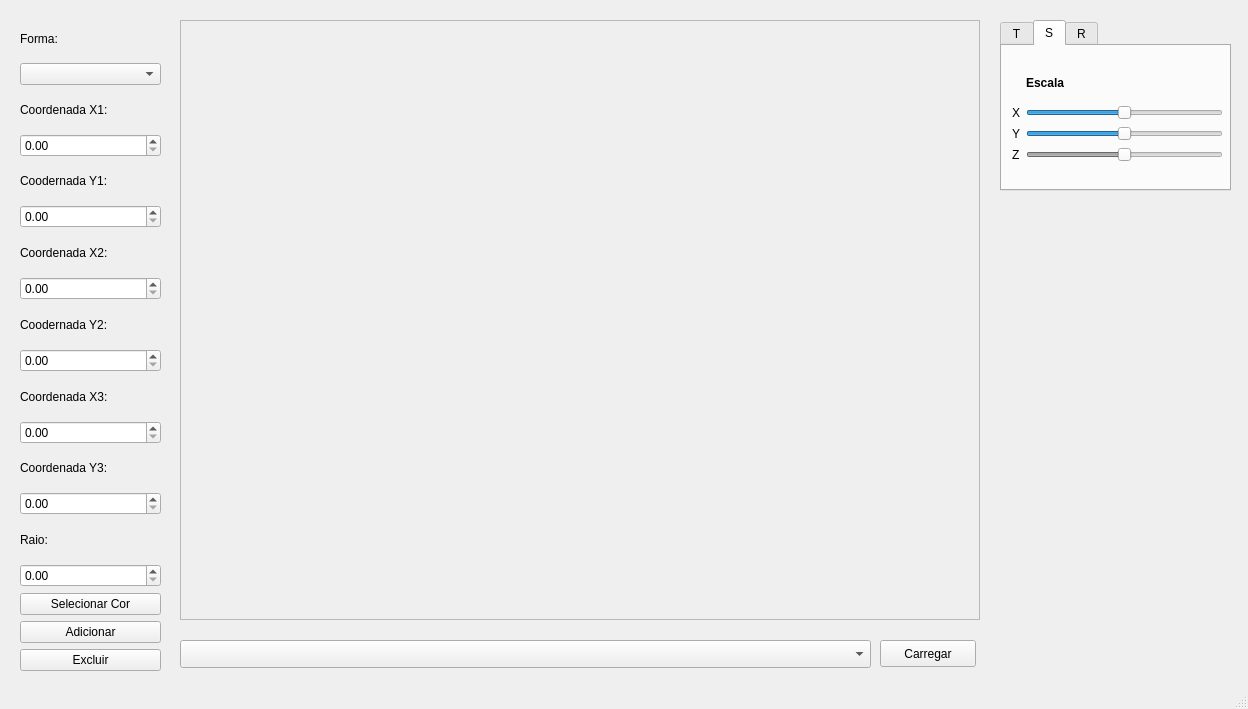
WallaceJunior14/Visualizador_3D, file mainwindow.ui: the form before one commit.
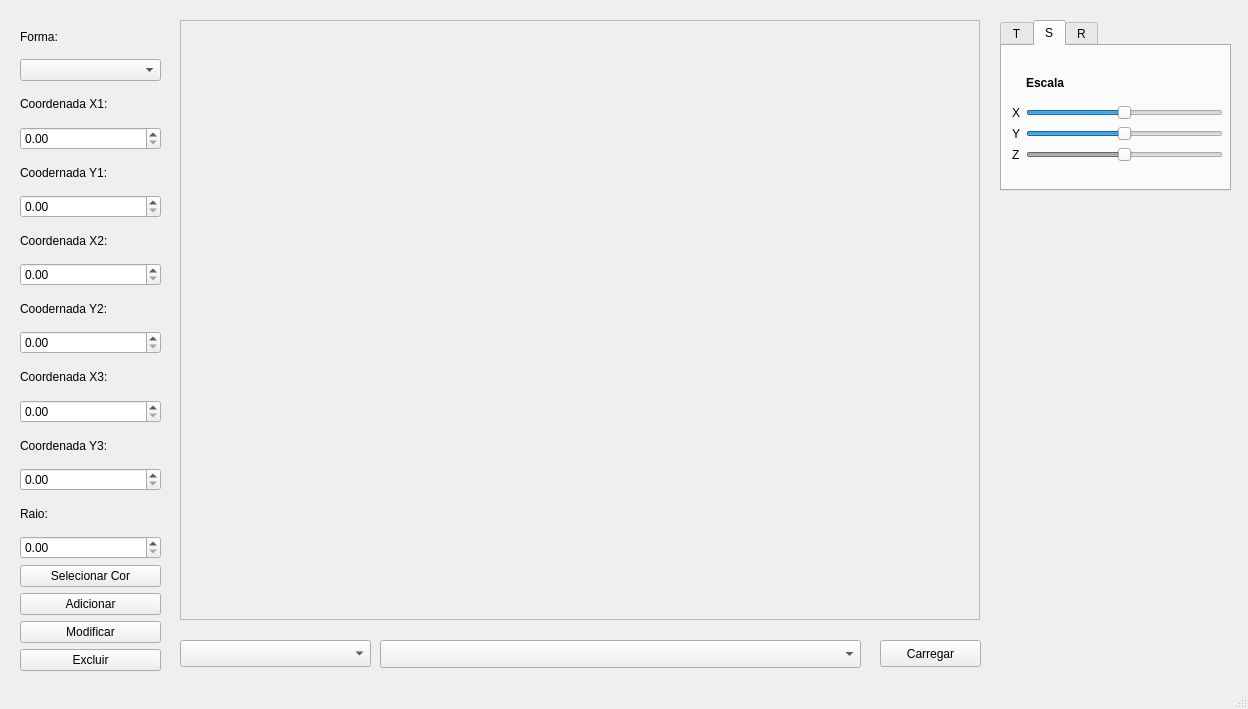
The form after the commit. The open tabs and pages were chosen to show the change. Custom widgets are drawn as their Qt base class.

The edit to the form file:
```diff
--- a/mainwindow.ui
+++ b/mainwindow.ui
@@ -125,7 +125,7 @@
      <attribute name="title">
       <string>S</string>
      </attribute>
-     <widget class="QWidget" name="">
+     <widget class="QWidget" name="layoutWidget">
       <property name="geometry">
        <rect>
         <x>10</x>
@@ -444,6 +444,13 @@
        </property>
       </widget>
      </item>
+     <item>
+      <widget class="QPushButton" name="btnModificarForma">
+       <property name="text">
+        <string>Modificar</string>
+       </property>
+      </widget>
+     </item>
      <item>
       <widget class="QPushButton" name="btnExcluirForma">
        <property name="text">
@@ -458,7 +465,7 @@
      <rect>
       <x>880</x>
       <y>640</y>
-      <width>96</width>
+      <width>101</width>
       <height>27</height>
      </rect>
     </property>
@@ -469,13 +476,23 @@
    <widget class="QComboBox" name="cbDisplayFile">
     <property name="geometry">
      <rect>
-      <x>180</x>
+      <x>380</x>
       <y>640</y>
-      <width>691</width>
+      <width>481</width>
       <height>28</height>
      </rect>
     </property>
    </widget>
+   <widget class="QComboBox" name="cbDFCameras">
+    <property name="geometry">
+     <rect>
+      <x>180</x>
+      <y>640</y>
+      <width>191</width>
+      <height>27</height>
+     </rect>
+    </property>
+   </widget>
   </widget>
   <widget class="QStatusBar" name="statusbar"/>
  </widget>
```
